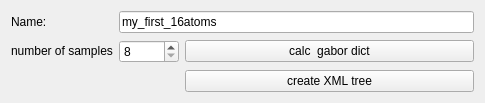
First picture: the form in examples/matchingPursuit/treebaseddictwindow.ui, repository mne-tools/mne-cpp, before the edit.
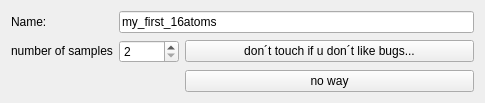
Second picture: the form after the edit. Icons and pictures are not drawn.

Commit message: dbg/chn: treebased xml file building

```diff
--- a/examples/matchingPursuit/treebaseddictwindow.ui
+++ b/examples/matchingPursuit/treebaseddictwindow.ui
@@ -86,7 +86,7 @@
         </size>
        </property>
        <property name="minimum">
-        <number>8</number>
+        <number>2</number>
        </property>
        <property name="maximum">
         <number>1024</number>
@@ -96,14 +96,14 @@
      <item row="1" column="2">
       <widget class="QPushButton" name="btt_calc_treebased">
        <property name="text">
-        <string>calc  gabor dict</string>
+        <string>don´t touch if u don´t like bugs...</string>
        </property>
       </widget>
      </item>
      <item row="2" column="2">
       <widget class="QPushButton" name="btt_call_tree_creator">
        <property name="text">
-        <string>create XML tree</string>
+        <string>no way</string>
        </property>
       </widget>
      </item>
```
The commit also changes 2 other files.
